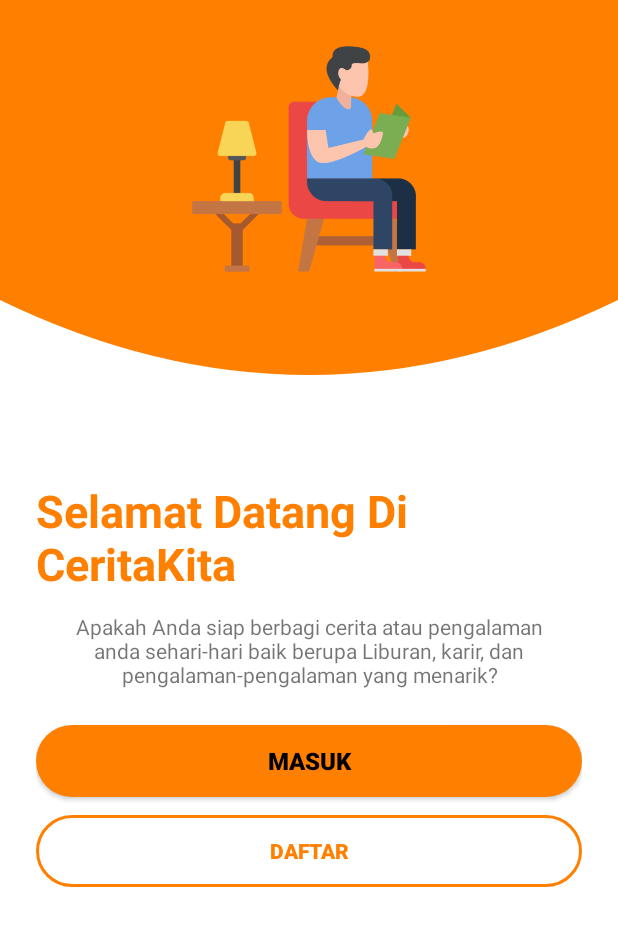
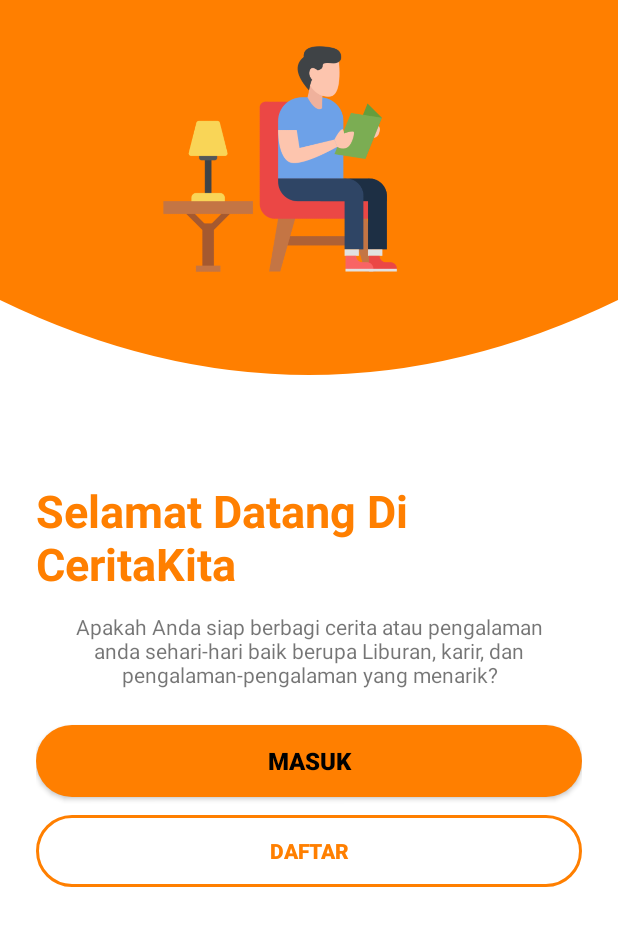
Before and after one commit to shidiqi-coding/story_app_submission, an Android app: the screen it shows after launch (WelcomeActivity), on a phone screen of 412 x 824 dp. Shown: the top 926 px of the screen. Run offline under Robolectric (Android 15) with nearby library versions, the phone set to English and light mode, and no system bars.

Commit message:
menambahkan animasi

```diff
--- a/app/src/main/java/com/dicoding/storyapp/StoryRepository.kt
+++ b/app/src/main/java/com/dicoding/storyapp/StoryRepository.kt
@@ -1,6 +1,7 @@
 package com.dicoding.storyapp
 
 
+import android.content.Context
 import android.util.Log
 import androidx.lifecycle.liveData
 import com.dicoding.storyapp.data.ResultState
@@ -62,7 +63,7 @@ class StoryRepository(
     }
 
 
-    fun uploadImage(imageFile: File, description: String) = liveData {
+    fun uploadImage(imageFile: File, description: String, context: Context) = liveData {
         emit(ResultState.Loading)
 
         val user = userPreference.getSession().first()
@@ -97,7 +98,7 @@ class StoryRepository(
             val errorResponse = try {
                 Gson().fromJson(errorBody, UploadResponse::class.java)
             } catch (ex: Exception) {
-                UploadResponse(error = true, message = "Terjadi kesalahan saat parsing error")
+                UploadResponse(error = true, message = context.getString(R.string.error_parse_message))
             }
 
             emit(ResultState.Error(errorResponse.message ?: "Terjadi kesalahan saat upload"))
--- a/app/src/main/java/com/dicoding/storyapp/ViewModelFactory.kt
+++ b/app/src/main/java/com/dicoding/storyapp/ViewModelFactory.kt
@@ -9,7 +9,7 @@ import com.dicoding.storyapp.view.main.MainViewModel
 import com.dicoding.storyapp.view.newstory.NewStoryViewModel
 
 
-class ViewModelFactory(private val repository: StoryRepository) :
+class ViewModelFactory(private val repository: StoryRepository, private val context: Context) :
     ViewModelProvider.NewInstanceFactory() {
 
     @Suppress("UNCHECKED_CAST")
@@ -45,7 +45,7 @@ class ViewModelFactory(private val repository: StoryRepository) :
         fun getInstance(context: Context): ViewModelFactory {
             if (INSTANCE == null) {
                 synchronized(ViewModelFactory::class.java) {
-                    INSTANCE = ViewModelFactory(Injection.provideRepository(context))
+                    INSTANCE = ViewModelFactory(Injection.provideRepository(context), context)
                 }
             }
             return INSTANCE as ViewModelFactory
--- a/app/src/main/java/com/dicoding/storyapp/view/WelcomeActivity.kt
+++ b/app/src/main/java/com/dicoding/storyapp/view/WelcomeActivity.kt
@@ -1,8 +1,11 @@
 package com.dicoding.storyapp.view
 
+import android.animation.AnimatorSet
+import android.animation.ObjectAnimator
 import android.content.Intent
 import android.os.Build
 import android.os.Bundle
+import android.view.View
 import android.view.WindowInsets
 import android.view.WindowManager
 import androidx.appcompat.app.AppCompatActivity
@@ -30,15 +33,44 @@ class WelcomeActivity : AppCompatActivity() {
         CoroutineScope(Dispatchers.Main).launch {
             val session = userPref.getSession().first()
             if (session.isLogin) {
-                startActivity(Intent(this@WelcomeActivity, MainActivity::class.java))
+                startActivity(Intent(this@WelcomeActivity , MainActivity::class.java))
                 finish()
             } else {
                 binding = ActivityWelcomeBinding.inflate(layoutInflater)
                 setContentView(binding.root)
                 setupView()
                 setupAction()
+                playAnimation()
             }
         }
+    }
+
+    private fun playAnimation() {
+        ObjectAnimator.ofFloat(binding.welcomeImage , View.TRANSLATION_X , -30f , 30f).apply {
+            duration = 60000
+            repeatCount = ObjectAnimator.INFINITE
+            repeatMode = ObjectAnimator.REVERSE
+        }.start()
+
+        val login = ObjectAnimator.ofFloat(binding.loginButton , View.ALPHA , 1f).setDuration(100)
+        val register =
+            ObjectAnimator.ofFloat(binding.registerButton , View.ALPHA , 1f).setDuration(100)
+        val welcomeTitle =
+            ObjectAnimator.ofFloat(binding.welcomeTitle , View.ALPHA , 1f).setDuration(100)
+        val welcomeDesc =
+            ObjectAnimator.ofFloat(binding.welcomeDesc , View.ALPHA , 1f).setDuration(100)
+
+
+        val together = AnimatorSet().apply {
+            playTogether(login , register)
+        }
+
+        AnimatorSet().apply {
+            playSequentially(welcomeTitle, welcomeDesc, together)
+            start()
+        }
+
+
     }
 
     private fun setupView() {
@@ -47,7 +79,7 @@ class WelcomeActivity : AppCompatActivity() {
             window.insetsController?.hide(WindowInsets.Type.statusBars())
         } else {
             window.setFlags(
-                WindowManager.LayoutParams.FLAG_FULLSCREEN,
+                WindowManager.LayoutParams.FLAG_FULLSCREEN ,
                 WindowManager.LayoutParams.FLAG_FULLSCREEN
             )
         }
@@ -57,11 +89,11 @@ class WelcomeActivity : AppCompatActivity() {
 
     private fun setupAction() {
         binding.loginButton.setOnClickListener {
-            startActivity(Intent(this, LoginActivity::class.java))
+            startActivity(Intent(this , LoginActivity::class.java))
         }
 
         binding.registerButton.setOnClickListener {
-            startActivity(Intent(this, RegisterActivity::class.java))
+            startActivity(Intent(this , RegisterActivity::class.java))
         }
     }
 }
--- a/app/src/main/java/com/dicoding/storyapp/view/newstory/NewStoryActivity.kt
+++ b/app/src/main/java/com/dicoding/storyapp/view/newstory/NewStoryActivity.kt
@@ -12,6 +12,7 @@ import androidx.activity.result.PickVisualMediaRequest
 import androidx.activity.result.contract.ActivityResultContracts
 import androidx.activity.viewModels
 import androidx.appcompat.app.AppCompatActivity
+import androidx.core.content.ContentProviderCompat.requireContext
 import androidx.core.content.ContextCompat
 import androidx.core.view.isVisible
 import com.dicoding.storyapp.ViewModelFactory
@@ -120,7 +121,7 @@ class NewStoryActivity : AppCompatActivity() {
 //            }
 //
 
-            viewModel.uploadImage(imageFile , description).observe(this) { result ->
+            viewModel.uploadImage(imageFile , description, this).observe(this) { result ->
                 if (result != null) {
                     when (result) {
                         is ResultState.Loading -> {
--- a/app/src/main/java/com/dicoding/storyapp/view/newstory/NewStoryViewModel.kt
+++ b/app/src/main/java/com/dicoding/storyapp/view/newstory/NewStoryViewModel.kt
@@ -1,14 +1,15 @@
 package com.dicoding.storyapp.view.newstory
 
 
+import android.content.Context
 import androidx.lifecycle.ViewModel
 import com.dicoding.storyapp.StoryRepository
 import java.io.File
 
 class NewStoryViewModel(private val repository: StoryRepository) : ViewModel() {
 
-   fun uploadImage(imageFile: File, description: String) =
-      repository.uploadImage(imageFile, description)
+   fun uploadImage(imageFile: File, description: String, context: Context) =
+      repository.uploadImage(imageFile, description, context)
 
 
 
--- a/app/src/main/res/layout/activity_welcome.xml
+++ b/app/src/main/res/layout/activity_welcome.xml
@@ -40,21 +40,27 @@
         android:paddingTop="320dp">
 
         <TextView
+            android:id="@+id/welcomeTitle"
             android:layout_width="wrap_content"
             android:layout_height="wrap_content"
             android:layout_marginBottom="12dp"
+            android:alpha="0"
             android:text="@string/welcomeText"
             android:textColor="@color/orange"
             android:textSize="30sp"
-            android:textStyle="bold" />
+            android:textStyle="bold"
+            tools:alpha="100"/>
 
         <TextView
+            android:id="@+id/welcomeDesc"
             android:layout_width="match_parent"
             android:layout_height="wrap_content"
             android:layout_marginBottom="24dp"
+            android:alpha="0"
             android:text="@string/welcomeDesc"
             android:textAlignment="center"
-            android:textSize="14sp" />
+            android:textSize="14sp"
+            tools:alpha="100"/>
 
 
         <androidx.appcompat.widget.AppCompatButton
@@ -63,9 +69,11 @@
             android:layout_height="wrap_content"
             android:layout_marginBottom="12dp"
             android:background="@drawable/button_rounded_orange"
+            android:alpha="0"
             android:text="@string/login"
             android:textSize="16sp"
-            android:textStyle="bold" />
+            android:textStyle="bold"
+            tools:alpha="100"/>
 
 
         <androidx.appcompat.widget.AppCompatButton
@@ -73,10 +81,12 @@
             android:layout_width="match_parent"
             android:layout_height="wrap_content"
             android:layout_marginBottom="12dp"
+            android:alpha="0"
             android:background="@drawable/rounded_border_orange"
             android:text="@string/register"
             android:textColor="@color/orange"
-            android:textStyle="bold" />
+            android:textStyle="bold"
+            tools:alpha="100"/>
 
 
     </LinearLayout>
--- a/app/src/main/res/values/strings.xml
+++ b/app/src/main/res/values/strings.xml
@@ -40,6 +40,7 @@
     <string name ="register_success_message">Akun %1s telah berhasil dibuat. Yuk, berbagi cerita dan pengalaman Anda</string>
     <string name="continue_button">Lanjut</string>
     <string name="login_failed_title">Login Gagal</string>
+    <string name="error_parse_message">Terjadi kesalahan saat parsing error</string>
     <string name="ok_button">OK</string>
 
     <string name="upload">Upload</string>
@@ -48,7 +49,7 @@
     <string name="description">Description</string>
 
     <string name="appearance">Tampilan</string>
-    <string name="apperance_subtitle">Pilih Tema pada perangkat Anda</string>
+    <string name="appearance_subtitle">Pilih Tema pada perangkat Anda</string>
     <string name="add_story">Tambah Cerita</string>
     <string name="empty_image_warning">Mohon masukkan gambar terlebih dahulu</string>
 
```
Also changed, not shown: app/src/main/java/com/dicoding/storyapp/data/retrofit/ApiConfig.kt (+8 -8 lines), app/src/main/res/layout/item_list_story.xml (+24 -42 lines), 1 other file.
